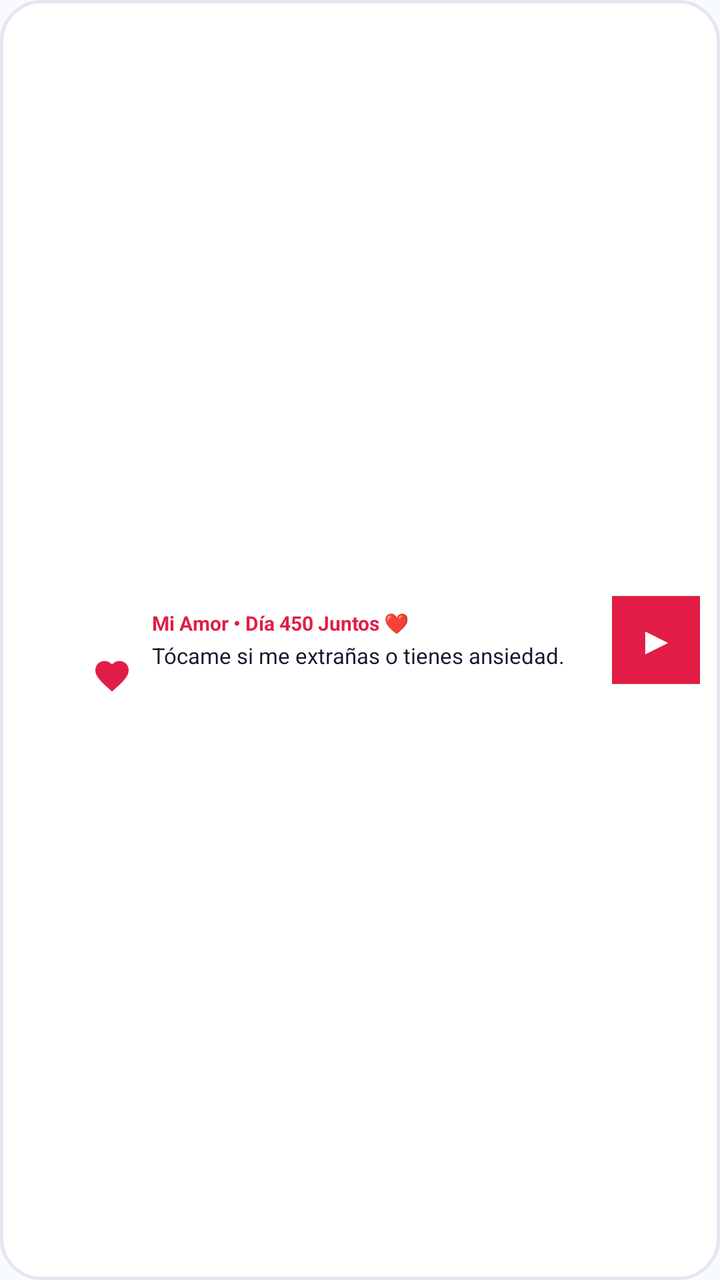
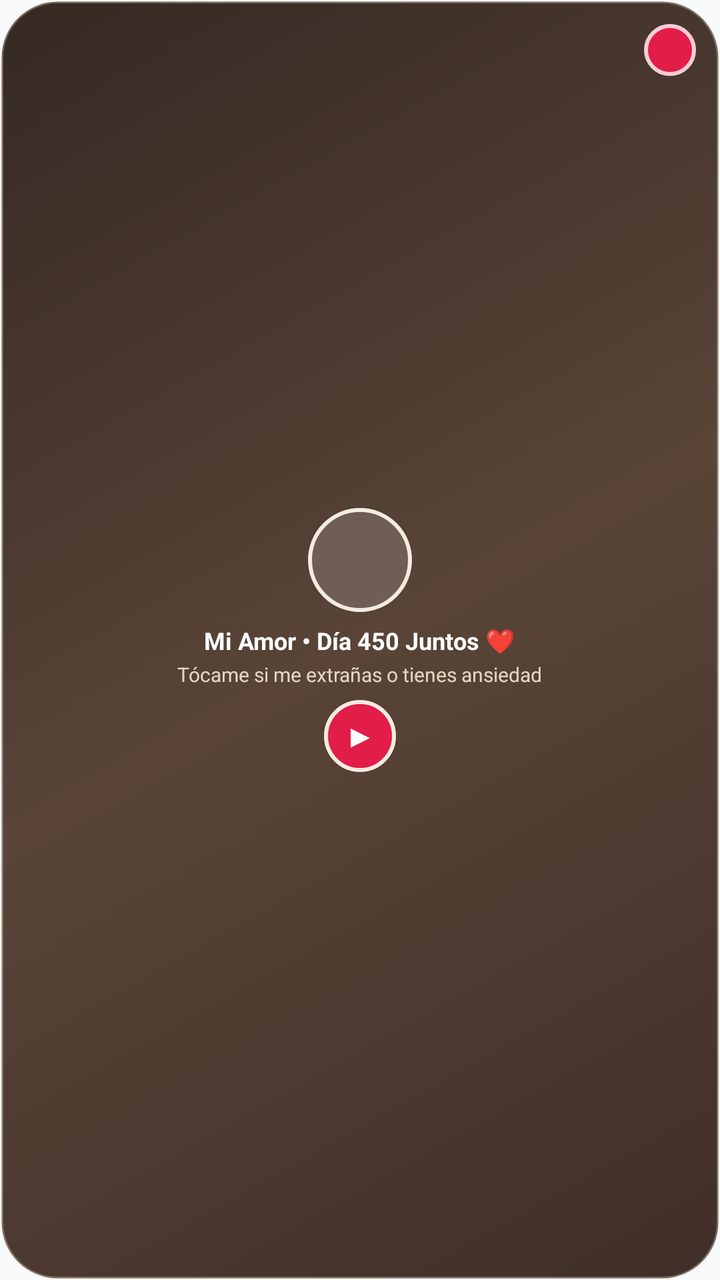

Screens rendered from an Android XML layout before and after an edit, with the pre-edit source and the edit as a unified diff.
<!-- AndroidManifest.xml: application theme AppTheme -->
<!-- res/layout/heart_widget_layout.xml -->
<?xml version="1.0" encoding="utf-8"?>
<LinearLayout xmlns:android="http://schemas.android.com/apk/res/android"
    android:id="@+id/widget_root"
    android:layout_width="match_parent"
    android:layout_height="match_parent"
    android:orientation="horizontal"
    android:gravity="center_vertical"
    android:padding="10dp"
    android:background="@drawable/widget_bg_card">

    
    <RelativeLayout
        android:layout_width="56dp"
        android:layout_height="56dp"
        android:layout_marginEnd="10dp">

        <ImageView
            android:id="@+id/widget_photo"
            android:layout_width="match_parent"
            android:layout_height="match_parent"
            android:src="@mipmap/ic_launcher_round"
            android:scaleType="centerCrop"
            android:contentDescription="Foto de Pareja" />

        
        <ImageView
            android:id="@+id/widget_heart_icon"
            android:layout_width="20dp"
            android:layout_height="20dp"
            android:src="@drawable/ic_heart"
            android:layout_alignParentBottom="true"
            android:layout_alignParentEnd="true"
            android:contentDescription="Corazón" />
    </RelativeLayout>

    
    <LinearLayout
        android:layout_width="0dp"
        android:layout_height="wrap_content"
        android:layout_weight="1"
        android:orientation="vertical"
        android:paddingEnd="6dp">

        <TextView
            android:id="@+id/widget_author_text"
            android:layout_width="wrap_content"
            android:layout_height="wrap_content"
            android:text="Mi Amor • Día 450 Juntos ❤️"
            android:textSize="10sp"
            android:textStyle="bold"
            android:textColor="#E11D48"
            android:maxLines="1"
            android:ellipsize="end" />

        <TextView
            android:id="@+id/widget_quote_text"
            android:layout_width="wrap_content"
            android:layout_height="wrap_content"
            android:text="Tócame si me extrañas o tienes ansiedad."
            android:textSize="11sp"
            android:textColor="#0F172A"
            android:maxLines="2"
            android:ellipsize="end"
            android:layout_marginTop="2dp" />
    </LinearLayout>

    
    <LinearLayout
        android:id="@+id/widget_play_btn"
        android:layout_width="44dp"
        android:layout_height="44dp"
        android:background="#E11D48"
        android:gravity="center"
        android:clickable="true"
        android:focusable="true">

        <TextView
            android:id="@+id/widget_play_icon"
            android:layout_width="wrap_content"
            android:layout_height="wrap_content"
            android:text="▶"
            android:textColor="#FFFFFF"
            android:textSize="18sp"
            android:textStyle="bold" />
    </LinearLayout>

</LinearLayout>
<!-- resources referenced by this layout -->
<resources>
  <!-- drawable ic_heart (drawable) -->
  <?xml version="1.0" encoding="utf-8"?>
  <vector xmlns:android="http://schemas.android.com/apk/res/android"
      android:width="48dp"
      android:height="48dp"
      android:viewportWidth="24"
      android:viewportHeight="24">
      <path
          android:fillColor="#E11D48"
          android:pathData="M12,21.35l-1.45,-1.32C5.4,15.36 2,12.28 2,8.5 2,5.42 4.42,3 7.5,3c1.74,0 3.41,0.81 4.5,2.09C13.09,3.81 14.76,3 16.5,3 19.58,3 22,5.42 22,8.5c0,3.78 -3.4,6.86 -8.55,11.54L12,21.35z" />
  </vector>
  <!-- drawable widget_bg_card (drawable) -->
  <?xml version="1.0" encoding="utf-8"?>
  <shape xmlns:android="http://schemas.android.com/apk/res/android"
      android:shape="rectangle">
      <solid android:color="#FFFFFF" />
      <corners android:radius="20dp" />
      <stroke
          android:width="1.5dp"
          android:color="#E2E8F0" />
  </shape>
  <!-- mipmap ic_launcher_round (mipmap-anydpi-v26) -->
  <?xml version="1.0" encoding="utf-8"?>
  <adaptive-icon xmlns:android="http://schemas.android.com/apk/res/android">
      <background android:drawable="@color/card_background" />
      <foreground android:drawable="@drawable/ic_heart" />
  </adaptive-icon>
  <style name="AppTheme" parent="Theme.AppCompat.DayNight.NoActionBar">
          <item name="android:textColor">@color/text_primary</item>
          <item name="android:windowBackground">@color/background_light</item>
      </style>
  <color name="card_background">#FFFFFF</color>
  <color name="text_primary">#0A0A0A</color>
  <color name="background_light">#F8FAFC</color>
</resources>

<!-- the commit's change to res/layout/heart_widget_layout.xml (unified diff, before → after) -->
@@ -1,87 +1,102 @@
 <?xml version="1.0" encoding="utf-8"?>
-<LinearLayout xmlns:android="http://schemas.android.com/apk/res/android"
+<RelativeLayout xmlns:android="http://schemas.android.com/apk/res/android"
     android:id="@+id/widget_root"
     android:layout_width="match_parent"
     android:layout_height="match_parent"
-    android:orientation="horizontal"
-    android:gravity="center_vertical"
-    android:padding="10dp"
+    android:padding="12dp"
     android:background="@drawable/widget_bg_card">
 
     
-    <RelativeLayout
-        android:layout_width="56dp"
-        android:layout_height="56dp"
-        android:layout_marginEnd="10dp">
+    <FrameLayout
+        android:layout_width="26dp"
+        android:layout_height="26dp"
+        android:layout_alignParentTop="true"
+        android:layout_alignParentEnd="true"
+        android:background="@drawable/widget_badge_glow">
 
         <ImageView
-            android:id="@+id/widget_photo"
-            android:layout_width="match_parent"
-            android:layout_height="match_parent"
-            android:src="@mipmap/ic_launcher_round"
-            android:scaleType="centerCrop"
-            android:contentDescription="Foto de Pareja" />
-
-        
-        <ImageView
             android:id="@+id/widget_heart_icon"
-            android:layout_width="20dp"
-            android:layout_height="20dp"
+            android:layout_width="14dp"
+            android:layout_height="14dp"
+            android:layout_gravity="center"
             android:src="@drawable/ic_heart"
-            android:layout_alignParentBottom="true"
-            android:layout_alignParentEnd="true"
-            android:contentDescription="Corazón" />
-    </RelativeLayout>
+            android:contentDescription="Heart Badge" />
+    </FrameLayout>
 
     
     <LinearLayout
-        android:layout_width="0dp"
-        android:layout_height="wrap_content"
-        android:layout_weight="1"
+        android:layout_width="match_parent"
+        android:layout_height="match_parent"
         android:orientation="vertical"
-        android:paddingEnd="6dp">
+        android:gravity="center_horizontal|center_vertical">
 
+        
+        <FrameLayout
+            android:layout_width="52dp"
+            android:layout_height="52dp"
+            android:background="@drawable/widget_photo_border"
+            android:padding="2dp">
+
+            <ImageView
+                android:id="@+id/widget_photo"
+                android:layout_width="match_parent"
+                android:layout_height="match_parent"
+                android:src="@mipmap/ic_launcher_round"
+                android:scaleType="centerCrop"
+                android:contentDescription="Foto Pareja" />
+        </FrameLayout>
+
+        
+        
         <TextView
             android:id="@+id/widget_author_text"
             android:layout_width="wrap_content"
             android:layout_height="wrap_content"
             android:text="Mi Amor • Día 450 Juntos ❤️"
-            android:textSize="10sp"
+            android:textSize="12sp"
             android:textStyle="bold"
-            android:textColor="#E11D48"
+            android:textColor="#FFFFFF"
+            android:layout_marginTop="6dp"
+            android:gravity="center"
             android:maxLines="1"
             android:ellipsize="end" />
 
+        
         <TextView
             android:id="@+id/widget_quote_text"
             android:layout_width="wrap_content"
             android:layout_height="wrap_content"
-            android:text="Tócame si me extrañas o tienes ansiedad."
-            android:textSize="11sp"
-            android:textColor="#0F172A"
+            android:text="Tócame si me extrañas o tienes ansiedad"
+            android:textSize="10sp"
+            android:textColor="#E6D5C3"
+            android:layout_marginTop="2dp"
+            android:gravity="center"
             android:maxLines="2"
             android:ellipsize="end"
-            android:layout_marginTop="2dp" />
+            android:paddingStart="8dp"
+            android:paddingEnd="8dp" />
+
+        
+        <LinearLayout
+            android:id="@+id/widget_play_btn"
+            android:layout_width="36dp"
+            android:layout_height="36dp"
+            android:layout_marginTop="6dp"
+            android:background="@drawable/widget_play_btn_bg"
+            android:gravity="center"
+            android:clickable="true"
+            android:focusable="true">
+
+            <TextView
+                android:id="@+id/widget_play_icon"
+                android:layout_width="wrap_content"
+                android:layout_height="wrap_content"
+                android:text="▶"
+                android:textColor="#FFFFFF"
+                android:textSize="15sp"
+                android:textStyle="bold" />
+        </LinearLayout>
+
     </LinearLayout>
 
-    
-    <LinearLayout
-        android:id="@+id/widget_play_btn"
-        android:layout_width="44dp"
-        android:layout_height="44dp"
-        android:background="#E11D48"
-        android:gravity="center"
-        android:clickable="true"
-        android:focusable="true">
-
-        <TextView
-            android:id="@+id/widget_play_icon"
-            android:layout_width="wrap_content"
-            android:layout_height="wrap_content"
-            android:text="▶"
-            android:textColor="#FFFFFF"
-            android:textSize="18sp"
-            android:textStyle="bold" />
-    </LinearLayout>
-
-</LinearLayout>
+</RelativeLayout>
<!-- resource entries referenced after the edit -->
@@ -11,15 +11,47 @@
           android:fillColor="#E11D48"
           android:pathData="M12,21.35l-1.45,-1.32C5.4,15.36 2,12.28 2,8.5 2,5.42 4.42,3 7.5,3c1.74,0 3.41,0.81 4.5,2.09C13.09,3.81 14.76,3 16.5,3 19.58,3 22,5.42 22,8.5c0,3.78 -3.4,6.86 -8.55,11.54L12,21.35z" />
   </vector>
+  <!-- drawable widget_badge_glow (drawable) -->
+  <?xml version="1.0" encoding="utf-8"?>
+  <shape xmlns:android="http://schemas.android.com/apk/res/android"
+      android:shape="oval">
+      <solid android:color="#E11D48" />
+      <stroke
+          android:width="2dp"
+          android:color="#FFCCD5" />
+  </shape>
   <!-- drawable widget_bg_card (drawable) -->
   <?xml version="1.0" encoding="utf-8"?>
   <shape xmlns:android="http://schemas.android.com/apk/res/android"
       android:shape="rectangle">
-      <solid android:color="#FFFFFF" />
-      <corners android:radius="20dp" />
+      <gradient
+          android:angle="135"
+          android:startColor="#E62B1810"
+          android:centerColor="#D93D2314"
+          android:endColor="#E61F120B"
+          android:type="linear" />
+      <corners android:radius="28dp" />
       <stroke
           android:width="1.5dp"
-          android:color="#E2E8F0" />
+          android:color="#4DF5EBE1" />
+  </shape>
+  <!-- drawable widget_photo_border (drawable) -->
+  <?xml version="1.0" encoding="utf-8"?>
+  <shape xmlns:android="http://schemas.android.com/apk/res/android"
+      android:shape="oval">
+      <stroke
+          android:width="2dp"
+          android:color="#F5EBE1" />
+      <solid android:color="#26FFFFFF" />
+  </shape>
+  <!-- drawable widget_play_btn_bg (drawable) -->
+  <?xml version="1.0" encoding="utf-8"?>
+  <shape xmlns:android="http://schemas.android.com/apk/res/android"
+      android:shape="oval">
+      <solid android:color="#E11D48" />
+      <stroke
+          android:width="2dp"
+          android:color="#F5EBE1" />
   </shape>
   <!-- mipmap ic_launcher_round (mipmap-anydpi-v26) -->
   <?xml version="1.0" encoding="utf-8"?>
